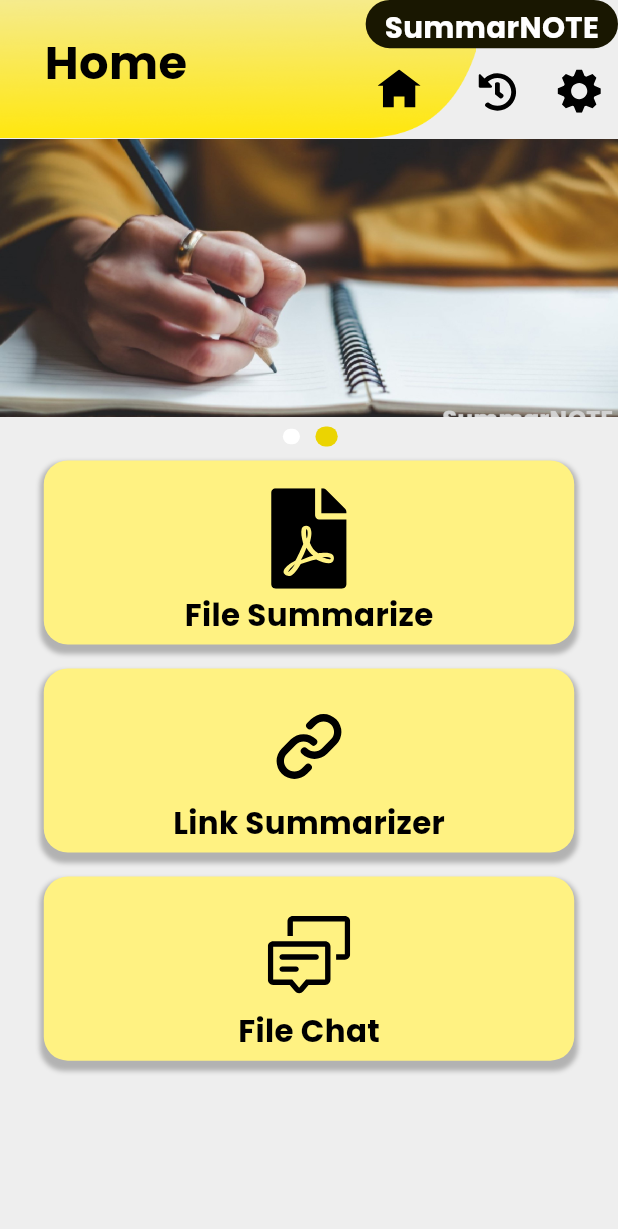
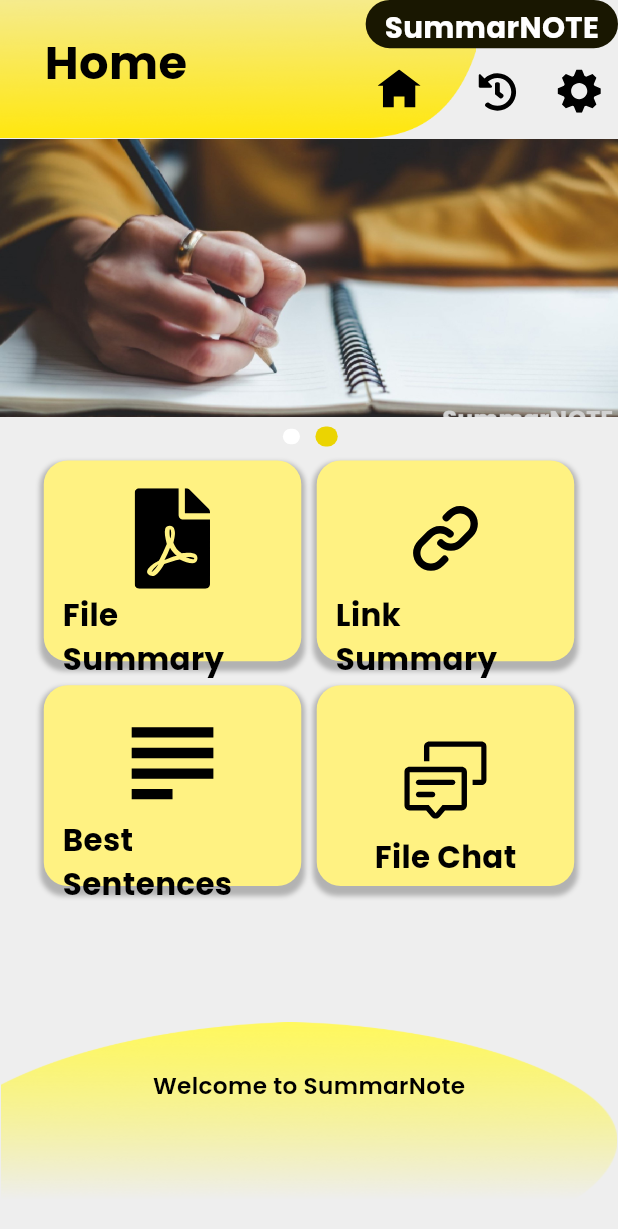
Before and after one commit to seneshMH/SummarNote, a Flutter app: the screen it shows after launch, on a phone screen of 412 x 824 dp. Shown: the top 1229 px of the screen. Run offline on Flutter 3.47's test engine with Material 3 defaults, Android fonts, the phone set to English and light mode, and no system bars; drawn by our look-alikes of carousel_slider, smooth_page_indicator; our stand-ins replace cached_network_image, device_preview, dio, file_picker, flutter_chat_types, flutter_svg and 4 more; missing offline and left inert: flutter_chat_ui.

Commit message:
fixing home screen

```diff
--- a/summer_note/lib/main.dart
+++ b/summer_note/lib/main.dart
@@ -11,7 +11,6 @@ void main() {
     DeviceOrientation.portraitUp,
   ]);
 
-  ///Please update theme as per your need if required.
   ThemeHelper().changeTheme('primary');
   runApp(MyApp());
 }
--- a/summer_note/lib/presentation/homepage_screen/homepage_screen.dart
+++ b/summer_note/lib/presentation/homepage_screen/homepage_screen.dart
@@ -1,5 +1,4 @@
 import 'package:summer_note/models/summary_model.dart';
-import 'package:summer_note/utils/ip.dart';
 
 import '../homepage_screen/widgets/homepage_item_widget.dart';
 import '../homepage_screen/widgets/img2section_item_widget.dart';
@@ -43,9 +42,9 @@ class HomepageScreen extends StatelessWidget {
                       height: 488.v,
                       width: 359.h,
                       child: Stack(alignment: Alignment.topCenter, children: [
-                        //_buildFortySevenSection(context),
-                        _buildSummarizerSection(context)
-                      ]))
+                        _buildFortySevenSection(context),
+                        _buildSummarizerSection(context),
+                      ])),
                 ]))));
   }
 
@@ -131,60 +130,97 @@ class HomepageScreen extends StatelessWidget {
     return Align(
       alignment: Alignment.bottomCenter,
       child: Container(
-            padding: EdgeInsets.symmetric(horizontal: 39.h, vertical: 31.v),
+        width: double.infinity, // Set width to take the full available width
+        padding: EdgeInsets.symmetric(horizontal: 20.h, vertical: 31.v),
         decoration: BoxDecoration(
           image: DecorationImage(
             image: AssetImage(ImageConstant.imgGroup47),
-                    fit: BoxFit.cover)),
-            child: Column(mainAxisSize: MainAxisSize.min, children: [
+            fit: BoxFit.fill,
+          ),
+        ),
+        child: Column(
+          mainAxisSize: MainAxisSize.min,
+          children: [
             Text("Welcome to SummarNote",
                 style: CustomTextStyles.titleSmallPoppins),
-              // SizedBox(height: 12.v),
-              // SizedBox(height: 20.v)
-            ])));
+            SizedBox(height: 12.v),
+            SizedBox(height: 20.v),
+          ],
+        ),
+      ),
+    );
   }
 
-  /// Section Widget
   Widget _buildSummarizerSection(BuildContext context) {
     return Align(
       alignment: Alignment.topCenter,
       child: Padding(
         padding: EdgeInsets.symmetric(horizontal: 25.h),
+        child: SingleChildScrollView(
           child: Column(
             mainAxisSize: MainAxisSize.min,
             children: [
               // Text("Try Summarizer", style: theme.textTheme.headlineSmall),
               SizedBox(height: 9.v),
+              Row(
+                mainAxisAlignment:
+                    MainAxisAlignment.spaceBetween, // Adjust as needed
+                children: [
                   Container(
-              width: double.infinity,
+                    width: 150.h,
+                    height: 130.v, // Adjust the width as needed
                     child: HomepageItemWidget(
                       onTapPdfSummarizer: () {
                         onTapPdfSummarizer(context);
                       },
                       imagePath: ImageConstant.imgFile,
-                  title: "File Summarize"),
+                      title: "File Summary",
                     ),
-            SizedBox(height: 16.0), // Adjust the height as needed
+                  ),
                   Container(
-              width: double.infinity,
+                    width: 150.h,
+                    height: 130.v, // Adjust the width as needed
                     child: HomepageItemWidget(
                       onTapPdfSummarizer: () {
                         onTapLinkSummarizer(context);
                       },
                       imagePath: ImageConstant.imgLink,
-                  title: "Link Summarizer"),
+                      title: "Link Summary",
+                    ),
+                  ),
+                ],
               ),
               SizedBox(height: 16.0), // Adjust the height as needed
+              Row(
+                mainAxisAlignment:
+                    MainAxisAlignment.spaceBetween, // Adjust as needed
+                children: [
                   Container(
-              width: double.infinity,
+                    width: 150.h,
+                    height: 130.v, // Adjust the width as needed
+                    child: HomepageItemWidget(
+                      onTapPdfSummarizer: () {
+                        onTapLinkSummarizer(context);
+                      },
+                      imagePath: ImageConstant.imgParagraph,
+                      title: "Best Sentences",
+                    ),
+                  ),
+                  Container(
+                    width: 150.h,
+                    height: 130.v, // Adjust the width as needed
                     child: HomepageItemWidget(
                       onTapPdfSummarizer: () {
                         onTapFileChat(context);
                       },
                       imagePath: ImageConstant.chatIcon,
-                  title: "File Chat"),
+                      title: "File Chat",
+                    ),
                   ),
                 ],
+              ),
+            ],
+          ),
         ),
       ),
     );
--- a/summer_note/lib/presentation/pdf_summarizer_screen/pdf_summarizer_screen.dart
+++ b/summer_note/lib/presentation/pdf_summarizer_screen/pdf_summarizer_screen.dart
@@ -7,7 +7,6 @@ import 'package:summer_note/widgets/app_bar/appbar_subtitle_one.dart';
 import 'package:summer_note/widgets/app_bar/custom_app_bar.dart';
 import 'package:summer_note/widgets/custom_elevated_button.dart';
 import 'package:summer_note/widgets/custom_icon_button.dart';
-import 'package:summer_note/widgets/custom_text_form_field.dart';
 import 'package:flutter/services.dart';
 import 'package:share_plus/share_plus.dart';
 import 'dart:io';
@@ -22,7 +21,7 @@ class PdfSummarizerScreen extends StatefulWidget {
 }
 
 class _PdfSummarizerScreenState extends State<PdfSummarizerScreen> {
-  bool isParagraphView = true;
+  bool isParagraphView = false;
   TextEditingController keySevenController = TextEditingController();
 
   @override
```
Lines whose indentation alone changed are shown as unchanged.
